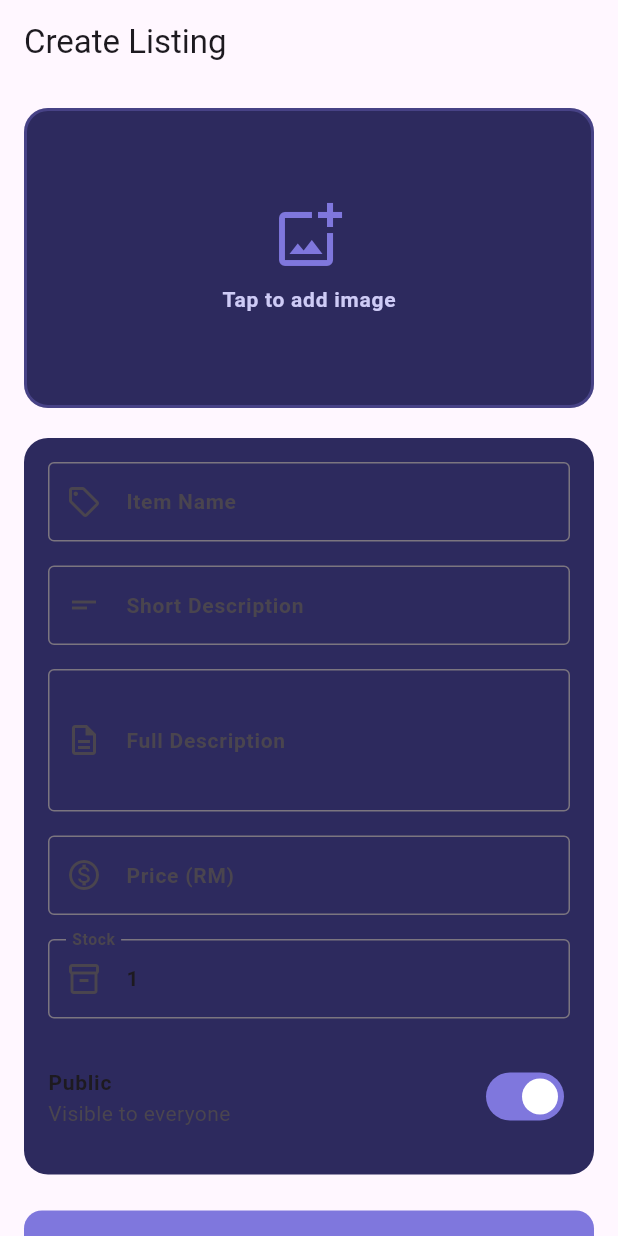
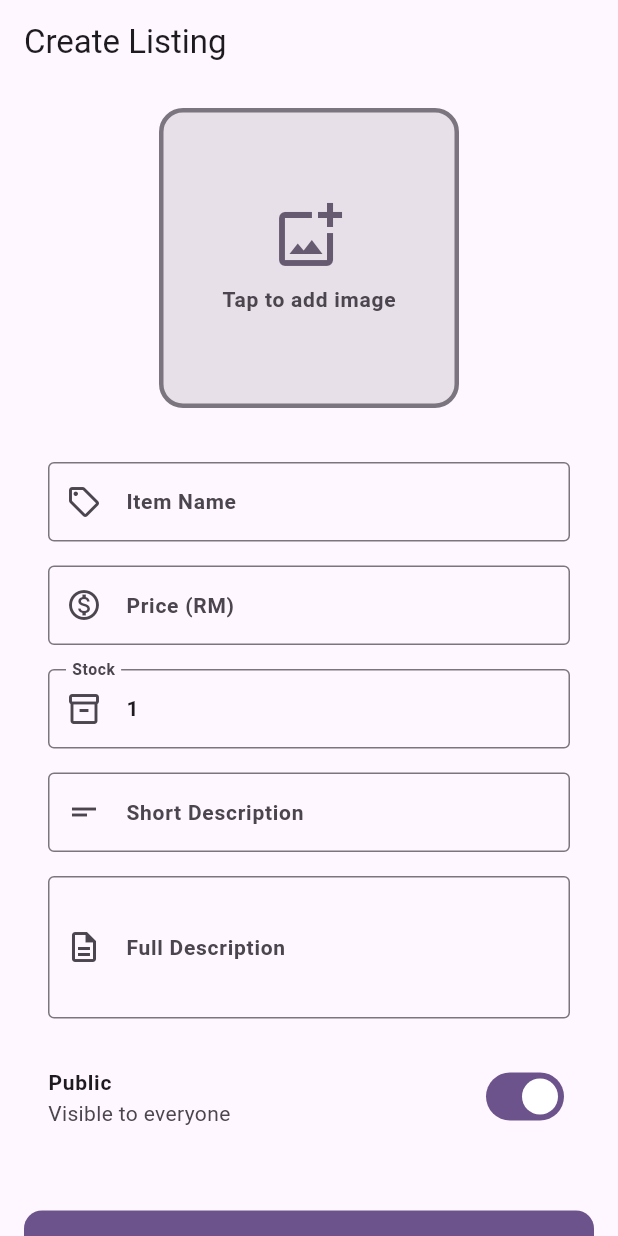
Before and after one commit to kaminaryu/random-app, a Flutter app: the CreateListingScreen screen opened by its route, on a phone screen of 412 x 824 dp. Run offline on Flutter 3.47's test engine with Material 3 defaults, Android fonts, the phone set to English and light mode, and no system bars; our stand-ins replace email_validator, flutter_dotenv, font_awesome_flutter, go_router, image_picker, infinite_scroll_pagination and 2 more; accounts and stored records are empty.

Commit message:
Changed the listings page looks

```diff
--- a/lib/routers/router.dart
+++ b/lib/routers/router.dart
@@ -3,7 +3,7 @@ import 'package:i_bazaar/screens/auth/register_screen.dart';
 import 'package:i_bazaar/screens/main/adspace_screen.dart';
 import 'package:i_bazaar/screens/main/chat_detail_screen.dart';
 import 'package:i_bazaar/screens/main/chat_screen.dart';
-import 'package:i_bazaar/screens/main/create_listing_screen.dart';
+import 'package:i_bazaar/screens/main/create_listing/create_listing_screen.dart';
 import 'package:i_bazaar/screens/main/home_screen.dart';
 import 'package:i_bazaar/screens/auth/login_screen.dart';
 import 'package:i_bazaar/screens/main/listings_screen.dart';
--- a/lib/screens/main/create_listing_screen.dart
+++ b/lib/screens/main/create_listing/create_listing_screen.dart
@@ -1,7 +1,6 @@
-import 'dart:io';
-
 import 'package:flutter/material.dart';
 import 'package:go_router/go_router.dart';
+import 'package:i_bazaar/screens/main/create_listing/widgets/thumbnail_picker.dart';
 import 'package:i_bazaar/services/listing_handler.dart';
 import 'package:i_bazaar/widgets/auth/auth_text_field.dart';
 import 'package:i_bazaar/widgets/auth/snack_bar.dart';
@@ -75,7 +74,7 @@ class _CreateListingScreenState extends State<CreateListingScreen> {
       AuthErrorSnackBar.show(
         ScaffoldMessenger.of(context),
         'Failed to create listing: $e',
-        Colors.red,
+        Theme.of(context).colorScheme.error,
       );
     } finally {
       if (mounted) setState(() => _isSubmitting = false);
@@ -109,43 +108,35 @@ class _CreateListingScreenState extends State<CreateListingScreen> {
   }
 
   Widget _buildImagePicker(ThemeData theme) {
-    return GestureDetector(
+    return Center(
+      child: SizedBox(
+        height: 200,
+        width: 200,
+        child: Stack(
+          clipBehavior: Clip.none,
+          children: [
+            GestureDetector(
               onTap: _pickImage,
               child: Container(
                 height: 200,
+                width: 200,
                 decoration: BoxDecoration(
-          color: const Color(0xFF2D2A5E),
+                  color: theme.colorScheme.surfaceContainerHighest,
                   borderRadius: BorderRadius.circular(16),
                   border: Border.all(
-            color: const Color(0xFF7F77DD).withAlpha(80),
-            width: 2,
+                    color: theme.colorScheme.outline,
+                    width: 3,
                   ),
                 ),
-        child: _imageFile != null
-            ? ClipRRect(
-                borderRadius: BorderRadius.circular(14),
-                child: Image.file(
-                  File(_imageFile!.path),
-                  width: double.infinity,
-                  height: 200,
-                  fit: BoxFit.cover,
-                ),
-              )
-            : Column(
-                mainAxisAlignment: MainAxisAlignment.center,
-                children: [
-                  Icon(
-                    Icons.add_photo_alternate_outlined,
-                    size: 48,
-                    color: const Color(0xFF7F77DD),
-                  ),
-                  const SizedBox(height: 8),
-                  Text(
-                    'Tap to add image',
-                    style: theme.textTheme.bodyLarge?.copyWith(
-                      color: const Color(0xFFCECBF6),
+                child: (_imageFile == null)
+                  ? ThumbnailPicker.buildNoThumbnailPreview(theme)
+                  : ThumbnailPicker.buildThumbnailPreview(_imageFile!)
               ),
             ),
+
+            (_imageFile == null)
+            ? SizedBox()
+            : ThumbnailPicker.buildDeleteButton(() => setState(() => _imageFile = null)),
           ],
         ),
       ),
@@ -155,10 +146,6 @@ class _CreateListingScreenState extends State<CreateListingScreen> {
   Widget _buildFormCard(ThemeData theme) {
     return Container(
       padding: const EdgeInsets.all(16),
-      decoration: BoxDecoration(
-        color: const Color(0xFF2D2A5E),
-        borderRadius: BorderRadius.circular(16),
-      ),
       child: Column(
         children: [
           AuthTextField(
@@ -169,26 +156,7 @@ class _CreateListingScreenState extends State<CreateListingScreen> {
                 v == null || v.trim().isEmpty ? 'Required' : null,
           ),
           const SizedBox(height: 16),
-          AuthTextField(
-            controller: _shortDescController,
-            label: 'Short Description',
-            icon: Icons.short_text,
-            validator: (v) =>
-                v == null || v.trim().isEmpty ? 'Required' : null,
-          ),
-          const SizedBox(height: 16),
-          TextFormField(
-            controller: _descController,
-            maxLines: 3,
-            validator: (v) =>
-                v == null || v.trim().isEmpty ? 'Required' : null,
-            decoration: const InputDecoration(
-              labelText: 'Full Description',
-              prefixIcon: Icon(Icons.description_outlined),
-              border: OutlineInputBorder(),
-            ),
-          ),
-          const SizedBox(height: 16),
+
           AuthTextField(
             controller: _priceController,
             label: 'Price (RM)',
@@ -202,6 +170,7 @@ class _CreateListingScreenState extends State<CreateListingScreen> {
             },
           ),
           const SizedBox(height: 16),
+
           AuthTextField(
             controller: _stockController,
             label: 'Stock',
@@ -215,12 +184,39 @@ class _CreateListingScreenState extends State<CreateListingScreen> {
             },
           ),
           const SizedBox(height: 16),
+
+          AuthTextField(
+            controller: _shortDescController,
+            label: 'Short Description',
+            icon: Icons.short_text,
+            validator: (v) =>
+                v == null || v.trim().isEmpty ? 'Required' : null,
+          ),
+          const SizedBox(height: 16),
+
+          TextFormField(
+            controller: _descController,
+            maxLines: 3,
+            validator: (v) =>
+                v == null || v.trim().isEmpty ? 'Required' : null,
+            decoration: const InputDecoration(
+              labelText: 'Full Description',
+              prefixIcon: Icon(Icons.description_outlined),
+              border: OutlineInputBorder(),
+            ),
+          ),
+          const SizedBox(height: 16),
+
           SwitchListTile(
             contentPadding: EdgeInsets.zero,
-            title: const Text('Public'),
-            subtitle: const Text('Visible to everyone'),
+            title: (_isPublic)
+              ? const Text("Public")
+              : const Text("Private"),
+            subtitle: (_isPublic)
+              ? const Text("Visible to everyone")
+              : const Text("Only visible to you"),
             value: _isPublic,
-            activeTrackColor: const Color(0xFF7F77DD),
+            activeTrackColor: theme.colorScheme.primary,
             onChanged: (v) => setState(() => _isPublic = v),
           ),
         ],
@@ -232,13 +228,13 @@ class _CreateListingScreenState extends State<CreateListingScreen> {
     return FilledButton(
       onPressed: _isSubmitting ? null : _onSubmit,
       style: FilledButton.styleFrom(
-        backgroundColor: const Color(0xFF7F77DD),
+        backgroundColor: theme.colorScheme.primary,
         padding: const EdgeInsets.symmetric(vertical: 16),
         shape: RoundedRectangleBorder(
           borderRadius: BorderRadius.circular(12),
         ),
       ),
-      child: _isSubmitting
+      child: (_isSubmitting)
         ? const SizedBox(
             height: 20,
             width: 20,
--- /dev/null
+++ b/lib/screens/main/create_listing/widgets/thumbnail_picker.dart
@@ -0,0 +1,61 @@
+import 'dart:io';
+
+import 'package:flutter/material.dart';
+import 'package:image_picker/image_picker.dart';
+
+class ThumbnailPicker {
+  static Widget buildNoThumbnailPreview(ThemeData theme) {
+    return Column(
+      mainAxisAlignment: MainAxisAlignment.center,
+      children: [
+        Icon(
+          Icons.add_photo_alternate_outlined,
+          size: 48,
+          color: theme.colorScheme.secondary,
+        ),
+        const SizedBox(height: 8),
+        Text(
+          'Tap to add image',
+          style: theme.textTheme.bodyLarge?.copyWith(
+            color: theme.colorScheme.onSurfaceVariant,
+          ),
+        ),
+      ],
+    );
+  }
+
+
+  static Widget buildThumbnailPreview(XFile imageFile) {
+    return ClipRRect(
+      borderRadius: BorderRadius.circular(14),
+      child: Image.file(
+        File(imageFile.path),
+        width: double.infinity,
+        height: 200,
+        fit: BoxFit.contain,
+      ),
+    );
+  }
+
+
+  static Widget buildDeleteButton(VoidCallback removeThumbnail) {
+    return Positioned(
+      top: -12,
+      right: -12,
+      child: Container(
+        width: 36,
+        decoration: const BoxDecoration(
+          shape: BoxShape.circle,
+          color: Colors.red,
+        ),
+
+        child: IconButton(
+          onPressed: removeThumbnail,
+          icon: const Icon(Icons.delete),
+          iconSize: 20.0,
+          color: Colors.white,
+        ),
+      ),
+    );
+  }
+}
```
Also changed, not shown: lib/screens/main/profile_screen.dart (+10 -1 lines). Lines whose indentation alone changed are shown as unchanged.
